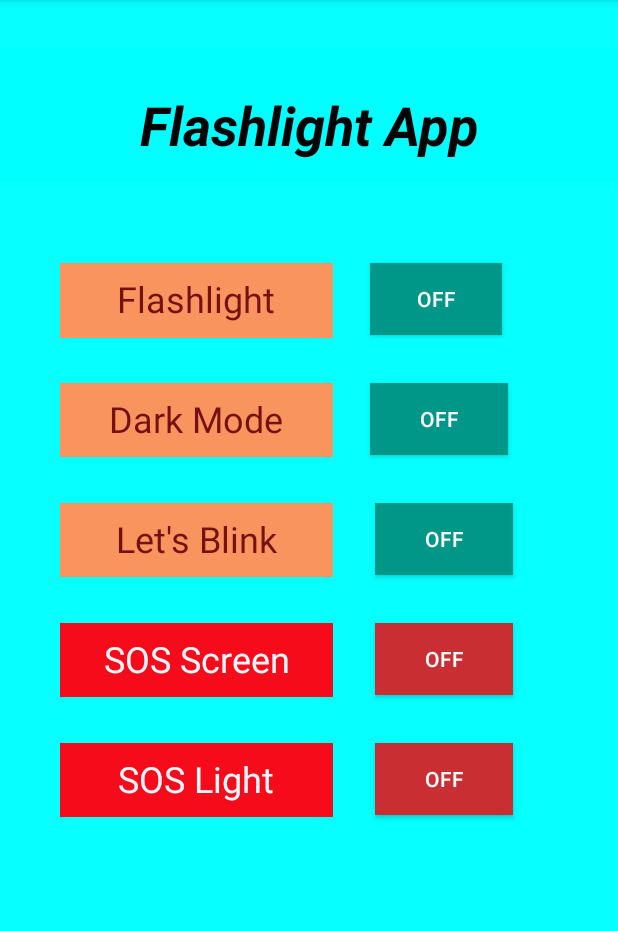
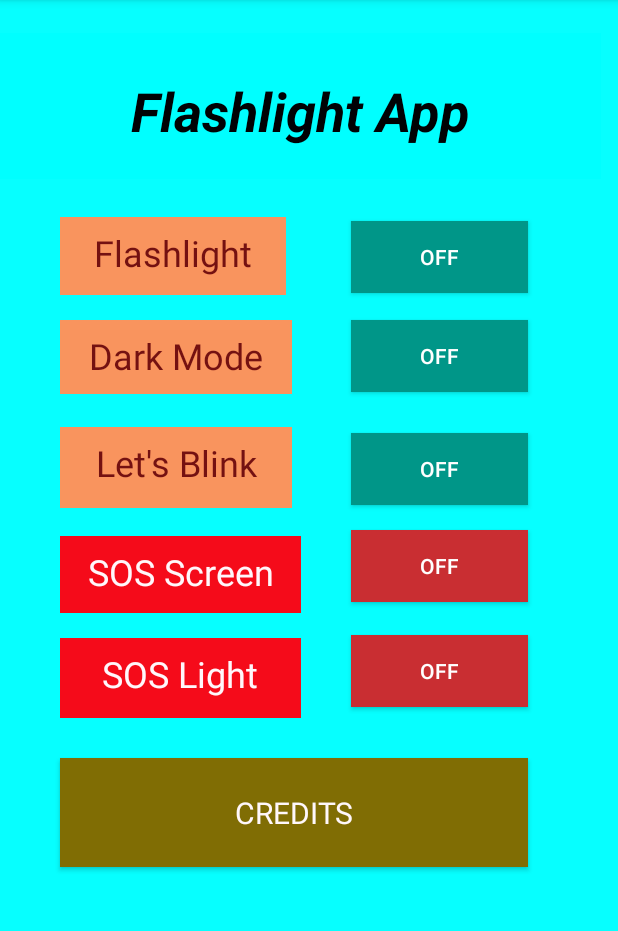
Before and after one commit to githubuseraryan/MyApplicationOne, an Android app: the screen it shows after launch (MainActivity), on a phone screen of 412 x 824 dp, the part 84-1015 px from its top. Run offline under Robolectric (Android 15) with nearby library versions, the phone set to English and light mode, and no system bars; 1 statement that could not run was skipped.

Commit message:
third Commit

```diff
--- a/app/build.gradle
+++ b/app/build.gradle
@@ -27,6 +27,8 @@ dependencies {
     implementation 'androidx.constraintlayout:constraintlayout:2.0.4'
     implementation 'com.google.android.material:material:1.3.0'
     implementation 'androidx.appcompat:appcompat:1.2.0'
+    implementation 'androidx.navigation:navigation-fragment:2.1.0'
+    implementation 'androidx.navigation:navigation-ui:2.1.0'
     testImplementation 'junit:junit:4.12'
     androidTestImplementation 'androidx.test.ext:junit:1.1.2'
     androidTestImplementation 'androidx.test.espresso:espresso-core:3.3.0'
--- a/app/src/main/AndroidManifest.xml
+++ b/app/src/main/AndroidManifest.xml
@@ -9,9 +9,14 @@
         android:roundIcon="@mipmap/ic_launcher_round"
         android:supportsRtl="true"
         android:theme="@style/Theme.AppCompat">
+        <activity
+            android:name=".CreditsActivity"
+            android:label="@string/title_activity_credits"
+            android:theme="@style/NoActionBar"></activity>
         <activity android:name=".MainActivity">
             <intent-filter>
                 <action android:name="android.intent.action.MAIN" />
+
                 <category android:name="android.intent.category.LAUNCHER" />
             </intent-filter>
         </activity>
--- a/app/src/main/res/layout/activity_main.xml
+++ b/app/src/main/res/layout/activity_main.xml
@@ -8,16 +8,18 @@
     android:orientation="horizontal"
     tools:ignore="HardcodedText">
 
+
     <TextView
         android:id="@+id/textView5"
-        android:layout_width="196dp"
+        android:layout_width="154dp"
         android:layout_height="49dp"
+        android:layout_alignBottom="@+id/textView3"
+        android:layout_alignParentStart="true"
         android:layout_alignParentEnd="true"
         android:layout_gravity="center_vertical|center_horizontal"
         android:layout_marginStart="40dp"
-        android:layout_marginTop="255dp"
-        android:layout_marginEnd="190dp"
-        android:layout_marginBottom="25dp"
+        android:layout_marginEnd="217dp"
+        android:layout_marginBottom="-143dp"
         android:background="#F9945E"
         android:paddingTop="7dp"
         android:text="Dark Mode"
@@ -28,12 +30,12 @@
 
     <TextView
         android:id="@+id/textView3"
-        android:layout_width="match_parent"
-        android:layout_height="90dp"
+        android:layout_width="404dp"
+        android:layout_height="97dp"
         android:layout_alignParentTop="true"
         android:layout_alignParentEnd="true"
-        android:layout_marginTop="31dp"
-        android:layout_marginEnd="0dp"
+        android:layout_marginTop="22dp"
+        android:layout_marginEnd="11dp"
         android:background="#00FFFF"
         android:paddingTop="27dp"
         android:text="Flashlight App"
@@ -42,16 +44,17 @@
         android:textSize="36sp"
         android:textStyle="bold|italic" />
 
-
     <ToggleButton
         android:id="@+id/Button2"
         android:layout_width="wrap_content"
         android:layout_height="wrap_content"
+        android:layout_below="@+id/textView3"
+        android:layout_alignStart="@+id/textView4"
         android:layout_alignParentEnd="true"
         android:layout_gravity="center_vertical|center_horizontal"
-        android:layout_marginStart="0dp"
-        android:layout_marginTop="175dp"
-        android:layout_marginEnd="77dp"
+        android:layout_marginStart="194dp"
+        android:layout_marginTop="28dp"
+        android:layout_marginEnd="60dp"
         android:layout_marginBottom="25dp"
         android:background="#009688"
         android:color="#000000"
@@ -60,14 +63,15 @@
 
     <TextView
         android:id="@+id/textView4"
-        android:layout_width="220dp"
-        android:layout_height="50dp"
+        android:layout_width="150dp"
+        android:layout_height="52dp"
+        android:layout_alignBottom="@+id/textView3"
+        android:layout_alignParentStart="true"
         android:layout_alignParentEnd="true"
         android:layout_gravity="center_vertical|center_horizontal"
         android:layout_marginStart="40dp"
-        android:layout_marginTop="175dp"
-        android:layout_marginEnd="190dp"
-        android:layout_marginBottom="25dp"
+        android:layout_marginEnd="221dp"
+        android:layout_marginBottom="-77dp"
         android:background="#F9945E"
         android:paddingTop="7dp"
         android:text="Flashlight"
@@ -78,12 +82,15 @@
 
     <ToggleButton
         android:id="@+id/Button3"
-        android:layout_width="92dp"
+        android:layout_width="86dp"
         android:layout_height="wrap_content"
+        android:layout_below="@+id/textView3"
+        android:layout_alignStart="@+id/textView5"
         android:layout_alignParentEnd="true"
         android:layout_gravity="center_vertical|center_horizontal"
-        android:layout_marginTop="255dp"
-        android:layout_marginEnd="73dp"
+        android:layout_marginStart="194dp"
+        android:layout_marginTop="94dp"
+        android:layout_marginEnd="60dp"
         android:layout_marginBottom="25dp"
         android:background="#009688"
         android:color="#000000"
@@ -91,25 +98,30 @@
 
     <ToggleButton
         android:id="@+id/Button4"
-        android:layout_width="92dp"
+        android:layout_width="wrap_content"
         android:layout_height="wrap_content"
+        android:layout_below="@+id/textView3"
+        android:layout_alignStart="@+id/textView6"
         android:layout_alignParentEnd="true"
         android:layout_gravity="center_vertical|center_horizontal"
-        android:layout_marginTop="335dp"
-        android:layout_marginEnd="70dp"
+        android:layout_marginStart="194dp"
+        android:layout_marginTop="169dp"
+        android:layout_marginEnd="60dp"
         android:layout_marginBottom="25dp"
         android:background="#009688"
         android:color="#961400" />
 
     <TextView
         android:id="@+id/textView6"
-        android:layout_width="196dp"
-        android:layout_height="49dp"
+        android:layout_width="154dp"
+        android:layout_height="54dp"
+        android:layout_below="@+id/textView3"
+        android:layout_alignParentStart="true"
         android:layout_alignParentEnd="true"
         android:layout_gravity="center_vertical|center_horizontal"
         android:layout_marginStart="40dp"
-        android:layout_marginTop="335dp"
-        android:layout_marginEnd="190dp"
+        android:layout_marginTop="165dp"
+        android:layout_marginEnd="217dp"
         android:layout_marginBottom="25dp"
         android:background="#F9945E"
         android:paddingTop="7dp"
@@ -121,14 +133,15 @@
 
     <TextView
         android:id="@+id/textView7"
-        android:layout_width="196dp"
-        android:layout_height="49dp"
+        android:layout_width="160dp"
+        android:layout_height="51dp"
+        android:layout_alignBottom="@+id/textView3"
+        android:layout_alignParentStart="true"
         android:layout_alignParentEnd="true"
         android:layout_gravity="center_vertical|center_horizontal"
         android:layout_marginStart="40dp"
-        android:layout_marginTop="415dp"
-        android:layout_marginEnd="190dp"
-        android:layout_marginBottom="25dp"
+        android:layout_marginEnd="211dp"
+        android:layout_marginBottom="-289dp"
         android:background="#F50B1A"
         android:paddingTop="7dp"
         android:text="SOS Screen"
@@ -141,24 +154,29 @@
         android:id="@+id/Button5"
         android:layout_width="92dp"
         android:layout_height="wrap_content"
+        android:layout_alignStart="@+id/textView7"
+        android:layout_alignBottom="@+id/textView3"
         android:layout_alignParentEnd="true"
         android:layout_gravity="center_vertical|center_horizontal"
+        android:layout_marginStart="194dp"
         android:layout_marginTop="415dp"
-        android:layout_marginEnd="70dp"
-        android:layout_marginBottom="25dp"
+        android:layout_marginEnd="60dp"
+        android:layout_marginBottom="-282dp"
         android:background="#C92E32"
         android:color="#000000" />
 
     <TextView
         android:id="@+id/textView8"
-        android:layout_width="196dp"
-        android:layout_height="49dp"
+        android:layout_width="162dp"
+        android:layout_height="53dp"
+        android:layout_alignBottom="@+id/textView3"
+        android:layout_alignParentStart="true"
         android:layout_alignParentEnd="true"
         android:layout_gravity="center_vertical|center_horizontal"
         android:layout_marginStart="40dp"
         android:layout_marginTop="495dp"
-        android:layout_marginEnd="190dp"
-        android:layout_marginBottom="25dp"
+        android:layout_marginEnd="211dp"
+        android:layout_marginBottom="-359dp"
         android:background="#F50B1A"
         android:paddingTop="7dp"
         android:text="SOS Light"
@@ -166,16 +184,39 @@
         android:textColor="#FFF7FB"
         android:textColorLink="#701D1D"
         android:textSize="24sp" />
+
     <ToggleButton
         android:id="@+id/Button6"
-        android:layout_width="92dp"
+        android:layout_width="94dp"
         android:layout_height="wrap_content"
+        android:layout_below="@+id/textView3"
+        android:layout_alignStart="@+id/textView8"
+        android:layout_alignBottom="@+id/textView3"
         android:layout_alignParentEnd="true"
         android:layout_gravity="center_vertical|center_horizontal"
-        android:layout_marginTop="495dp"
-        android:layout_marginEnd="70dp"
-        android:layout_marginBottom="25dp"
+        android:layout_marginStart="194dp"
+        android:layout_marginTop="304dp"
+        android:layout_marginEnd="60dp"
+        android:layout_marginBottom="-352dp"
         android:background="#C92E32"
         android:color="#000000" />
 
+    <Button
+        android:id="@+id/button7"
+        android:layout_width="wrap_content"
+        android:layout_height="wrap_content"
+        android:layout_alignTop="@+id/textView8"
+        android:layout_alignParentStart="true"
+        android:layout_alignParentEnd="true"
+        android:layout_alignParentBottom="true"
+        android:layout_marginStart="40dp"
+        android:layout_marginTop="80dp"
+        android:layout_marginEnd="60dp"
+        android:layout_marginBottom="190dp"
+        android:background="#806D04"
+        android:text="CREDITS"
+        android:textColor="#FFF7FB"
+        android:textAppearance="@style/TextAppearance.AppCompat.Body1"
+        android:textSize="20sp" />
+
 </RelativeLayout>
--- /dev/null
+++ b/app/src/main/res/layout/content_credits.xml
@@ -0,0 +1,6 @@
+<?xml version="1.0" encoding="utf-8"?>
+<androidx.constraintlayout.widget.ConstraintLayout xmlns:android="http://schemas.android.com/apk/res/android"
+    xmlns:app="http://schemas.android.com/apk/res-auto"
+    android:layout_width="match_parent"
+    android:layout_height="match_parent"
+    app:layout_behavior="@string/appbar_scrolling_view_behavior"></androidx.constraintlayout.widget.ConstraintLayout>
--- /dev/null
+++ b/app/src/main/res/values/dimens.xml
@@ -0,0 +1,3 @@
+<resources>
+    <dimen name="fab_margin">16dp</dimen>
+</resources>
--- a/app/src/main/res/values/styles.xml
+++ b/app/src/main/res/values/styles.xml
@@ -7,4 +7,13 @@
         <item name="colorAccent">@color/colorAccent</item>
     </style>
 
+    <style name="NoActionBar">
+        <item name="windowActionBar">false</item>
+        <item name="windowNoTitle">true</item>
+    </style>
+
+    <style name="AppBarOverlay" parent="ThemeOverlay.AppCompat.Dark.ActionBar" />
+
+    <style name="PopupOverlay" parent="ThemeOverlay.AppCompat.Light" />
+
 </resources>
```
Also changed, not shown: app/src/main/java/com/example/myapplicationone/CreditsActivity.java (added, +24 -0 lines), app/src/main/java/com/example/myapplicationone/FirstFragment.java (added, +34 -0 lines), app/src/main/java/com/example/myapplicationone/MainActivity.java (+21 -0 lines), app/src/main/java/com/example/myapplicationone/SecondFragment.java (added, +34 -0 lines), app/src/main/res/layout/activity_credits.xml (added, +12 -0 lines), app/src/main/res/layout/fragment_first.xml (added, +28 -0 lines), app/src/main/res/layout/fragment_second.xml (added, +27 -0 lines), app/src/main/res/navigation/nav_graph.xml (added, +28 -0 lines), app/src/main/res/values/strings.xml (+9 -0 lines).
